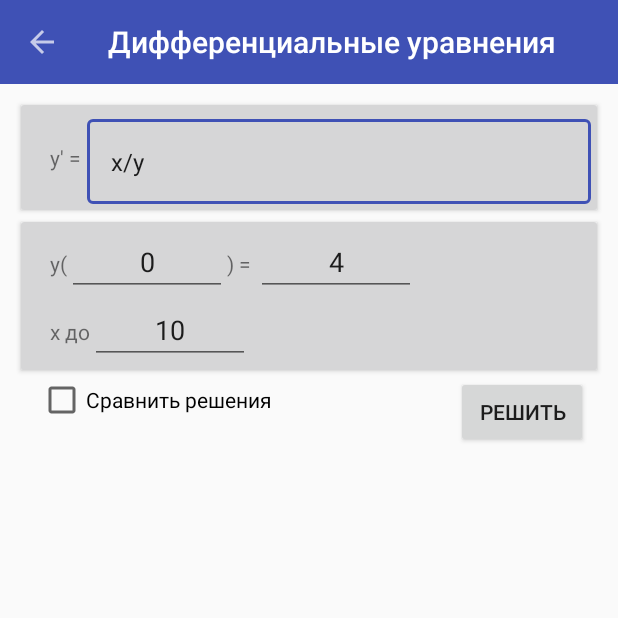
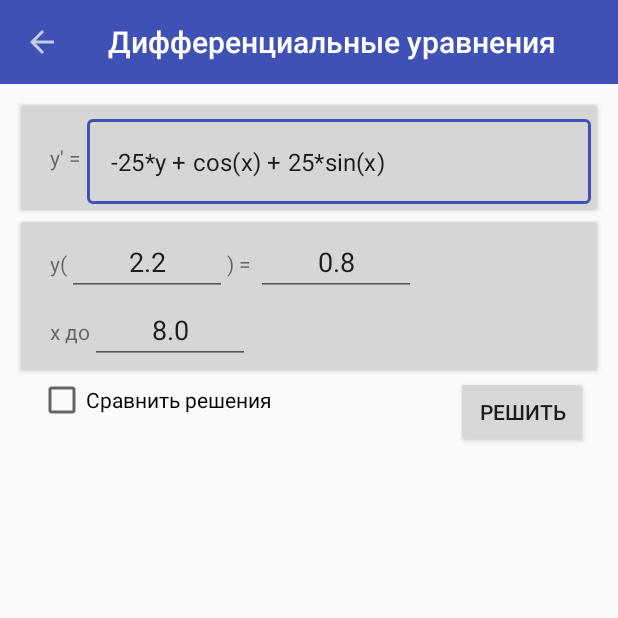
Before and after one commit to anastasiarazb/DifUr, an Android app: the screen it shows after launch (MainActivity), on a phone screen of 412 x 824 dp, the top half of it. Run offline under Robolectric (Android 15) with nearby library versions, the phone set to English and light mode, and no system bars; libraries missing offline, so code that uses them is left out: com.mikepenz.materialdrawer; 3 statements that could not run were skipped.

Commit message:
add a new test for simple equation layout

```diff
--- a/app/src/main/java/ru/bmstu/nastasia/difur/examples/EquationSystem.java
+++ b/app/src/main/java/ru/bmstu/nastasia/difur/examples/EquationSystem.java
@@ -14,6 +14,8 @@ public class EquationSystem {
     public final static EquationSystem TEST1 = test1();
 
     public final static EquationSystem TEST2 = test2();
+
+    public final static EquationSystem TEST3 = test3();
 
     public static EquationSystem test1() {
         EquationSystem eq = new EquationSystem();
@@ -39,6 +41,20 @@ public class EquationSystem {
         return eq;
     }
 
+    public static EquationSystem test3() {
+        EquationSystem eq = new EquationSystem();
+        eq.func_raws = new String[] {
+                "-25*y + cos(x) + 25*sin(x)"
+        };
+        eq.results_raws = new String[] {
+                "sin(x) + e^(-25*x)"
+        };
+        eq.inits = new double[] { 0.8};
+        eq.x1 = 2.2;
+        eq.x2 = 8;
+        return eq;
+    }
+
 
     public double[] getInits() {
         return inits;
--- a/app/src/main/java/ru/bmstu/nastasia/difur/ui/fragment/I_simple.java
+++ b/app/src/main/java/ru/bmstu/nastasia/difur/ui/fragment/I_simple.java
@@ -14,6 +14,7 @@ import android.view.View;
 import android.view.ViewGroup;
 import android.widget.*;
 import ru.bmstu.nastasia.difur.R;
+import ru.bmstu.nastasia.difur.examples.EquationSystem;
 import ru.bmstu.nastasia.difur.solve.FuncCalculus;
 import ru.bmstu.nastasia.difur.ui.activity.PlotActivity;
 import ru.bmstu.nastasia.difur.solve.RungeKutta;
@@ -62,12 +63,13 @@ public class I_simple extends Fragment {
         final View view = inflater.inflate(R.layout.fragment_du_1_simple, container, false);
 
         initFields(view);
-
+        setDefaults();
 
         return view;
     }
 
     private void initFields(View view) {
+
         solution_cv = view.findViewById(R.id.solution_cv_1);
         solution_cv.setVisibility(View.GONE);
         input_solution_cb = view.findViewById(R.id.solution_cb_1);
@@ -155,6 +157,17 @@ public class I_simple extends Fragment {
 
     }
 
+    private void setDefaults() {
+
+        EquationSystem defaults = EquationSystem.TEST3;
+        input_fxy.setText(defaults.func_raws[0]);
+        input_solution.setText(defaults.results_raws[0]);
+        input_y1.setText(String.valueOf(defaults.x1));
+        input_y2.setText(String.valueOf(defaults.inits[0]));
+        input_x2.setText(String.valueOf(defaults.x2));
+
+    }
+
     @Override
     public void onStart() {
         super.onStart();
```
